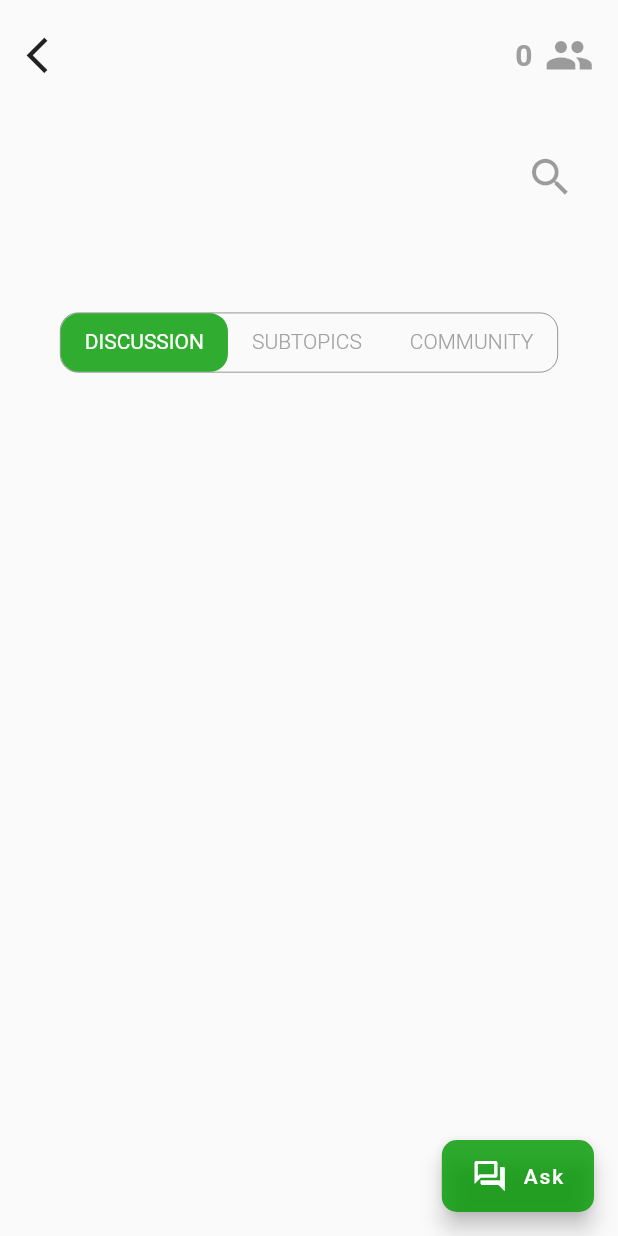
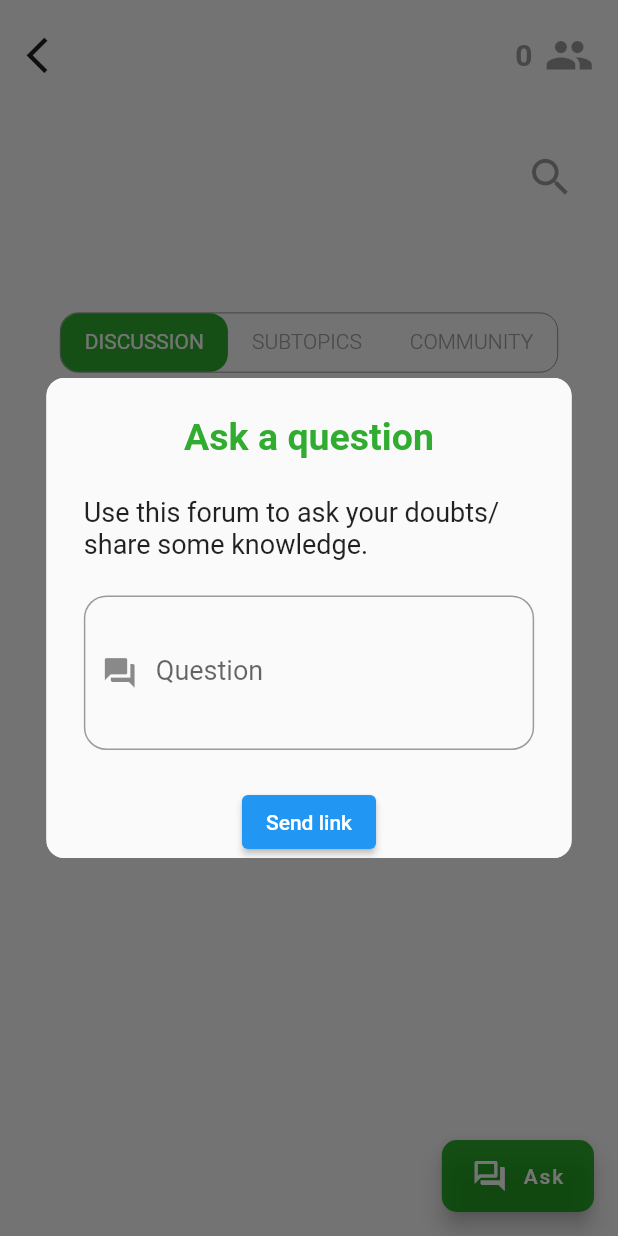
Before and after one commit to reeshaa/re-member, a Flutter app: the Communities2 screen opened directly with empty values, after a tap on "Ask", on a phone screen of 412 x 824 dp. Run offline on Flutter 3.47's test engine with Material 2 defaults, Android fonts, the phone set to English and light mode, and no system bars; our stand-ins replace cool_alert, dio, get_it, shared_preferences; missing offline and left inert: jwt_decode; accounts and stored records are empty.

Commit message:
Dummy dialogue for POST question

```diff
--- a/lib/src/modules/communities/community_detailed.dart
+++ b/lib/src/modules/communities/community_detailed.dart
@@ -1,5 +1,6 @@
 import 'package:flutter/material.dart';
 import 'package:re_member/src/configs/palette.dart';
+import 'package:re_member/src/modules/communities/components/new_question.dart';
 import 'package:re_member/src/modules/communities/discussion.dart';
 import 'package:re_member/src/modules/communities/model/community.dart';
 import 'package:re_member/src/widgets/floating_tab_bar.dart';
@@ -14,9 +15,15 @@ class Communities2 extends StatefulWidget {
 
 class _Communities2State extends State<Communities2>
     with SingleTickerProviderStateMixin {
-  late final blah = TabController(length: 3, vsync: this);
+  late final tabController = TabController(length: 3, vsync: this);
+
+  var activeTabIndex = 0;
   @override
   void initState() {
+    tabController.addListener(() {
+      print("Called");
+      setState(() => activeTabIndex = tabController.index);
+    });
     super.initState();
   }
 
@@ -116,7 +123,7 @@ class _Communities2State extends State<Communities2>
                         child: Text("COMMUNITY"),
                       )
                     ],
-                    tabController: blah,
+                    tabController: tabController,
                   ),
                 ),
               ),
@@ -131,22 +138,43 @@ class _Communities2State extends State<Communities2>
                       child: Text("NONO"),
                     )
                   ],
-                  controller: blah,
+                  controller: tabController,
                 ),
               )
             ],
           ),
           floatingActionButton: FloatingActionButton.extended(
-            onPressed: () => print("Hello"),
+            onPressed: () => showDialog(
+              context: context,
+              builder: (context) => NewQuestion(),
+            ),
             shape: RoundedRectangleBorder(
               borderRadius: BorderRadius.circular(10.0),
             ),
             backgroundColor: Palette.selectedTab,
             label: Row(
               children: [
-                Icon(Icons.question_answer_outlined),
+                Builder(builder: (context) {
+                  switch (activeTabIndex) {
+                    case 0:
+                      return Icon(Icons.question_answer_outlined);
+                    case 1:
+                      return Icon(Icons.list_alt_rounded);
+                    default:
+                      return Icon(Icons.upload_file);
+                  }
+                }),
                 SizedBox(width: 10),
-                Text("Ask"),
+                Builder(builder: (context) {
+                  switch (activeTabIndex) {
+                    case 0:
+                      return Text("Ask");
+                    case 1:
+                      return Text("Create");
+                    default:
+                      return Text("Add");
+                  }
+                }),
               ],
             ),
           ),
--- /dev/null
+++ b/lib/src/modules/communities/components/new_question.dart
@@ -0,0 +1,130 @@
+import 'package:cool_alert/cool_alert.dart';
+import 'package:flutter/material.dart';
+import 'package:re_member/src/configs/palette.dart';
+import 'package:re_member/src/utils/constants.dart';
+
+class NewQuestion extends StatefulWidget {
+  NewQuestion({Key? key}) : super(key: key);
+
+  @override
+  _NewQuestionState createState() => _NewQuestionState();
+}
+
+class _NewQuestionState extends State<NewQuestion> {
+  final TextEditingController _textEditingController = TextEditingController();
+  final formKey = new GlobalKey<FormState>();
+  final RegExp emailValidatorRegExp =
+      RegExp(r"^[a-zA-Z0-9.]+@[a-zA-Z0-9]+\.[a-zA-Z]+");
+
+  bool isLoading = false;
+
+  _onPress() async {
+    if (formKey.currentState?.validate() ?? false) {
+      setState(() {
+        isLoading = true;
+      });
+      String _email = _textEditingController.value.text.trim();
+      var body = <String, dynamic>{
+        "email": _email,
+      };
+      var response;
+      //     await ServiceLocator<Api>().POST(Api.resetPassEndpoint, body);
+
+      if (true && response != null && response.statusCode == 200) {
+        Navigator.pop(context);
+        CoolAlert.show(
+          context: context,
+          type: CoolAlertType.success,
+          confirmBtnText: "Okay",
+          title: "Reset link sent",
+          text: "Follow the instructions in the email to reset your password.",
+        );
+      } else {
+        Navigator.pop(context);
+        CoolAlert.show(
+          context: context,
+          type: CoolAlertType.error,
+          confirmBtnText: "Okay",
+          title: "Reset failed",
+        );
+      }
+    }
+  }
+
+  @override
+  Widget build(BuildContext context) {
+    return Center(
+      child: Container(
+        height: 320,
+        width: MediaQuery.of(context).size.width * 0.85,
+        decoration: BoxDecoration(
+          borderRadius: borderRadiusLarge,
+          color: Colors.white,
+        ),
+        child: ClipRRect(
+          borderRadius: borderRadiusLarge,
+          child: Material(
+            child: SingleChildScrollView(
+              child: Form(
+                key: formKey,
+                child: Column(
+                  children: [
+                    Padding(
+                      padding: const EdgeInsets.symmetric(vertical: 25.0),
+                      child: Text(
+                        "Ask a question",
+                        style: TextStyle(
+                          fontSize: 25,
+                          fontWeight: FontWeight.bold,
+                          color: Palette.selectedTab,
+                        ),
+                      ),
+                    ),
+                    Padding(
+                      padding: const EdgeInsets.symmetric(horizontal: 25.0),
+                      child: Text(
+                        "Use this forum to ask your doubts/share some knowledge.",
+                        style: TextStyle(fontSize: 18),
+                      ),
+                    ),
+                    Padding(
+                      padding: const EdgeInsets.symmetric(
+                          horizontal: 25.0, vertical: 24.0),
+                      child: TextFormField(
+                        controller: _textEditingController,
+                        decoration: InputDecoration(
+                          labelText: "Question",
+                          floatingLabelBehavior: FloatingLabelBehavior.auto,
+                          prefixIcon: Padding(
+                            padding: EdgeInsets.all(12),
+                            child: Icon(Icons.question_answer),
+                          ),
+                          border: OutlineInputBorder(
+                            borderRadius: BorderRadius.circular(15),
+                            borderSide: BorderSide(color: Colors.grey),
+                          ),
+                        ),
+                        maxLines: 3,
+                        style: TextStyle(fontSize: 18),
+                        validator: (question) {
+                          if (question == null || question.isEmpty) {
+                            return "Enter a valid email";
+                          }
+                          return null;
+                        },
+                      ),
+                    ),
+                    ElevatedButton(
+                      onPressed: _onPress,
+                      child: Text("Send link"),
+                    ),
+                  ],
+                ),
+              ),
+            ),
+          ),
+        ),
+      ),
+    );
+  }
+}
```
